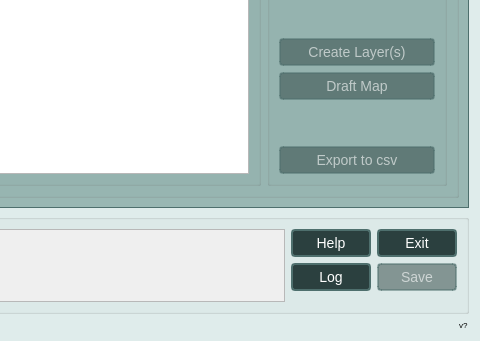
First picture: the form in canflood2/canflood2_dialog_main.ui, repository cefect/CanFlood2, before the edit; both pictures show x 520 to 1000 and y 659 to 1000 of the 1000 by 1000 pixel window.
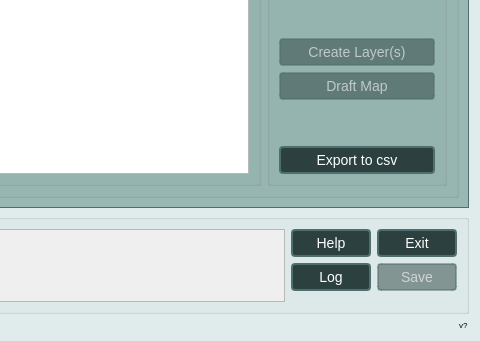
Second picture: the form after the edit. The open tabs and pages were chosen to show the change. Icons and pictures are not drawn. Custom widgets are drawn as their Qt base class.

```diff
--- a/canflood2/canflood2_dialog_main.ui
+++ b/canflood2/canflood2_dialog_main.ui
@@ -1705,7 +1705,7 @@
                <item>
                 <widget class="QPushButton" name="pushButton_3">
                  <property name="enabled">
-                  <bool>false</bool>
+                  <bool>true</bool>
                  </property>
                  <property name="text">
                   <string>Export to csv</string>
```
Left out of the diff: 2 changed lines with no effect on the pictures.
